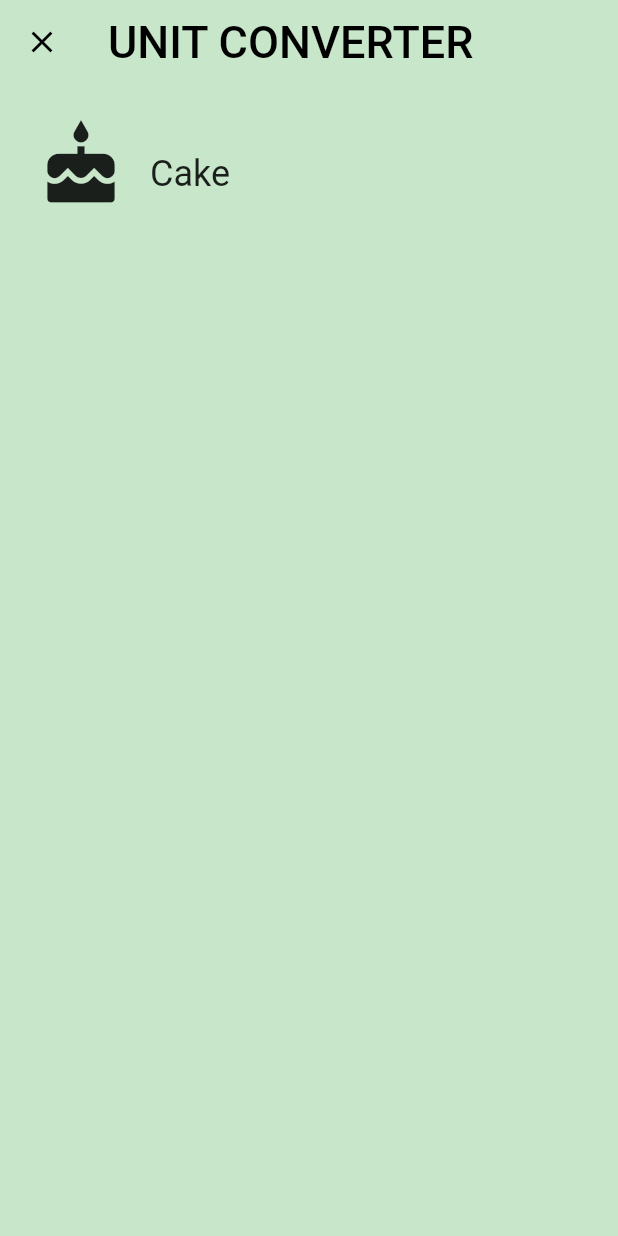
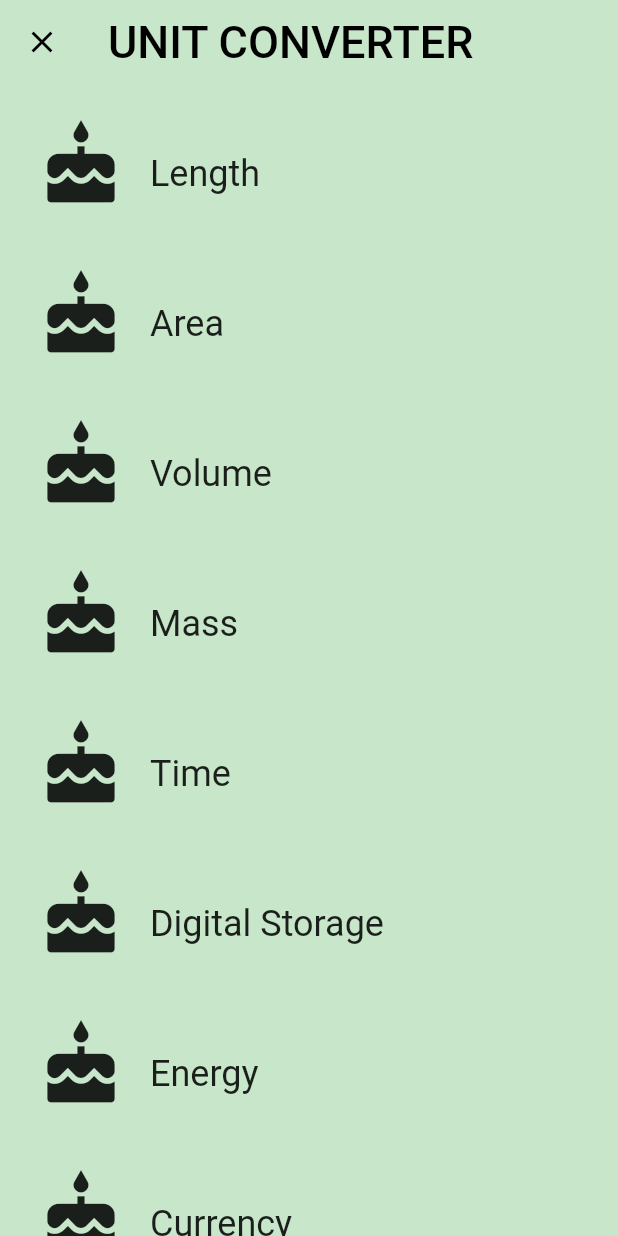
Before and after one commit to Mubanga/Udacity-FlutterDev-Lesson-1, a Flutter app: the screen it shows after launch, on a phone screen of 412 x 824 dp. Run offline on Flutter 3.47's test engine with Material 2 defaults, Android fonts, the phone set to English and light mode, and no system bars.

Commit message:
Lesson 1 Task 15 - Code the Unit Converter AppBar and Category Route Completed.

```diff
--- a/lib/main.dart
+++ b/lib/main.dart
@@ -9,6 +9,9 @@ import 'package:flutter/material.dart';
 // a package import, as shown below.
 // More details at http://dart-lang.github.io/linter/lints/avoid_relative_lib_imports.html
 import 'package:task_02_category_widget/category.dart';
+import 'package:task_02_category_widget/model/categories.dart';
+import 'package:task_02_category_widget/screens/category_screen.dart';
+import 'package:provider/provider.dart';
 
 // TODO: Pass this information into your custom [Category] widget
 const _categoryName = 'Cake';
@@ -25,7 +28,9 @@ void main() {
 class UnitConverterApp extends StatelessWidget {
   @override
   Widget build(BuildContext context) {
-    return MaterialApp(
+    return Provider<Categories>.value(
+      value: Categories(),
+      child: MaterialApp(
         debugShowCheckedModeBanner: false,
         title: 'Unit Converter',
         home: Scaffold(
@@ -42,10 +47,7 @@ class UnitConverterApp extends StatelessWidget {
             elevation: 0,
           ),
           backgroundColor: Colors.green[100],
-        body: Category(
-          name: _categoryName,
-          color: _categoryColor,
-          iconLocation: _categoryIcon,
+          body: CategoryScreen(),
         ),
       ),
     );
--- /dev/null
+++ b/lib/model/categories.dart
@@ -0,0 +1,27 @@
+import 'dart:collection';
+
+import 'package:task_02_category_widget/model/units_model.dart';
+import 'package:flutter/material.dart';
+
+const _categoryIcon = Icons.cake;
+
+class Categories {
+  final List<Unit> _categories = [
+    Unit(unitName: "Length", unitIcon: _categoryIcon),
+    Unit(unitName: "Area", unitIcon: _categoryIcon),
+    Unit(unitName: "Volume", unitIcon: _categoryIcon),
+    Unit(unitName: "Mass", unitIcon: _categoryIcon),
+    Unit(unitName: "Time", unitIcon: _categoryIcon),
+    Unit(unitName: "Digital Storage", unitIcon: _categoryIcon),
+    Unit(unitName: "Energy", unitIcon: _categoryIcon),
+    Unit(unitName: "Currency", unitIcon: _categoryIcon),
+  ];
+
+  UnmodifiableListView<Unit> get categoriesList {
+    return UnmodifiableListView(_categories);
+  }
+
+  int get categoriesCount {
+    return _categories.length;
+  }
+}
--- /dev/null
+++ b/lib/model/units_model.dart
@@ -0,0 +1,10 @@
+import 'package:flutter/cupertino.dart';
+
+class Unit {
+  String unitName;
+  IconData unitIcon;
+
+  Unit({@required this.unitName, @required this.unitIcon})
+      : assert(unitName != null),
+        assert(unitIcon != null);
+}
--- /dev/null
+++ b/lib/screens/category_screen.dart
@@ -0,0 +1,39 @@
+import 'package:flutter/material.dart';
+import 'package:provider/provider.dart';
+import 'package:task_02_category_widget/model/categories.dart';
+import 'package:task_02_category_widget/widgets/category_tile.dart';
+
+const _baseColors = <Color>[
+  Colors.teal,
+  Colors.orange,
+  Colors.pinkAccent,
+  Colors.blueAccent,
+  Colors.yellow,
+  Colors.greenAccent,
+  Colors.purpleAccent,
+  Colors.red,
+];
+
+class CategoryScreen extends StatefulWidget {
+  @override
+  _CategoryScreenState createState() => _CategoryScreenState();
+}
+
+class _CategoryScreenState extends State<CategoryScreen> {
+  @override
+  Widget build(BuildContext context) {
+    return ListView.builder(
+        itemCount: Provider.of<Categories>(context).categoriesCount,
+        itemBuilder: (context, int itemIndex) {
+          return CategoryTile(
+            name: Provider.of<Categories>(context)
+                .categoriesList[itemIndex]
+                .unitName,
+            color: _baseColors[itemIndex],
+            iconLocation: Provider.of<Categories>(context)
+                .categoriesList[itemIndex]
+                .unitIcon,
+          );
+        });
+  }
+}
--- /dev/null
+++ b/lib/widgets/category_tile.dart
@@ -0,0 +1,94 @@
+// Copyright 2018 The Chromium Authors. All rights reserved.
+// Use of this source code is governed by a BSD-style license that can be
+// found in the LICENSE file.
+
+// To keep your imports tidy, follow the ordering guidelines at
+// https://www.dartlang.org/guides/language/effective-dart/style#ordering
+import 'package:flutter/material.dart';
+// @required is defined in the meta.dart package
+import 'package:meta/meta.dart';
+
+// We use an underscore to indicate that these variables are private.
+// See https://www.dartlang.org/guides/language/effective-dart/design#libraries
+final _rowHeight = 100.0;
+final _borderRadius = BorderRadius.circular(_rowHeight / 2);
+
+/// A custom [Category] widget.
+///
+/// The widget is composed on an [Icon] and [Text]. Tapping on the widget shows
+/// a colored [InkWell] animation.
+class CategoryTile extends StatelessWidget {
+  final String name;
+  final ColorSwatch color;
+  final IconData iconLocation;
+  final Function onClick;
+
+  /// Creates a [Category].
+  ///
+  /// A [Category] saves the name of the Category (e.g. 'Length'), its color for
+  /// the UI, and the icon that represents it (e.g. a ruler).
+  // While the @required checks for whether a named parameter is passed in,
+  // it doesn't check whether the object passed in is null. We check that
+  // in the assert statement.
+  const CategoryTile(
+      {Key key,
+      @required this.name,
+      @required this.color,
+      @required this.iconLocation,
+      this.onClick})
+      : assert(name != null),
+        assert(color != null),
+        assert(iconLocation != null),
+        super(key: key);
+
+  /// Builds a custom widget that shows [Category] information.
+  ///
+  /// This information includes the icon, name, and color for the [Category].
+  @override
+  // This `context` parameter describes the location of this widget in the
+  // widget tree. It can be used for obtaining Theme data from the nearest
+  // Theme ancestor in the tree. Below, we obtain the display1 text theme.
+  // See https://docs.flutter.io/flutter/material/Theme-class.html
+  Widget build(BuildContext context) {
+    return Material(
+      color: Colors.transparent,
+      child: Container(
+        height: _rowHeight,
+        child: InkWell(
+          borderRadius: _borderRadius,
+          highlightColor: color,
+          splashColor: color,
+          // We can use either the () => function() or the () { function(); }
+          // syntax.
+          onTap: () {
+            print('I was tapped!');
+          },
+          child: Padding(
+            padding: EdgeInsets.all(8.0),
+            child: Row(
+              crossAxisAlignment: CrossAxisAlignment.stretch,
+              children: [
+                Padding(
+                  padding: EdgeInsets.all(16.0),
+                  child: Icon(
+                    iconLocation,
+                    size: 60.0,
+                  ),
+                ),
+                Center(
+                  child: Align(
+                    alignment: Alignment(0, 0.35),
+                    child: Text(
+                      name,
+                      style: Theme.of(context).textTheme.headline,
+                    ),
+                  ),
+                ),
+              ],
+            ),
+          ),
+        ),
+      ),
+    );
+  }
+}
--- a/pubspec.yaml
+++ b/pubspec.yaml
@@ -8,6 +8,7 @@ dependencies:
   # The following adds the Cupertino Icons font to your application.
   # Use with the CupertinoIcons class for iOS style icons.
   cupertino_icons: ^0.1.0
+  provider: ^3.1.0
 
 dev_dependencies:
   flutter_test:
```
Lines whose indentation alone changed are shown as unchanged.
